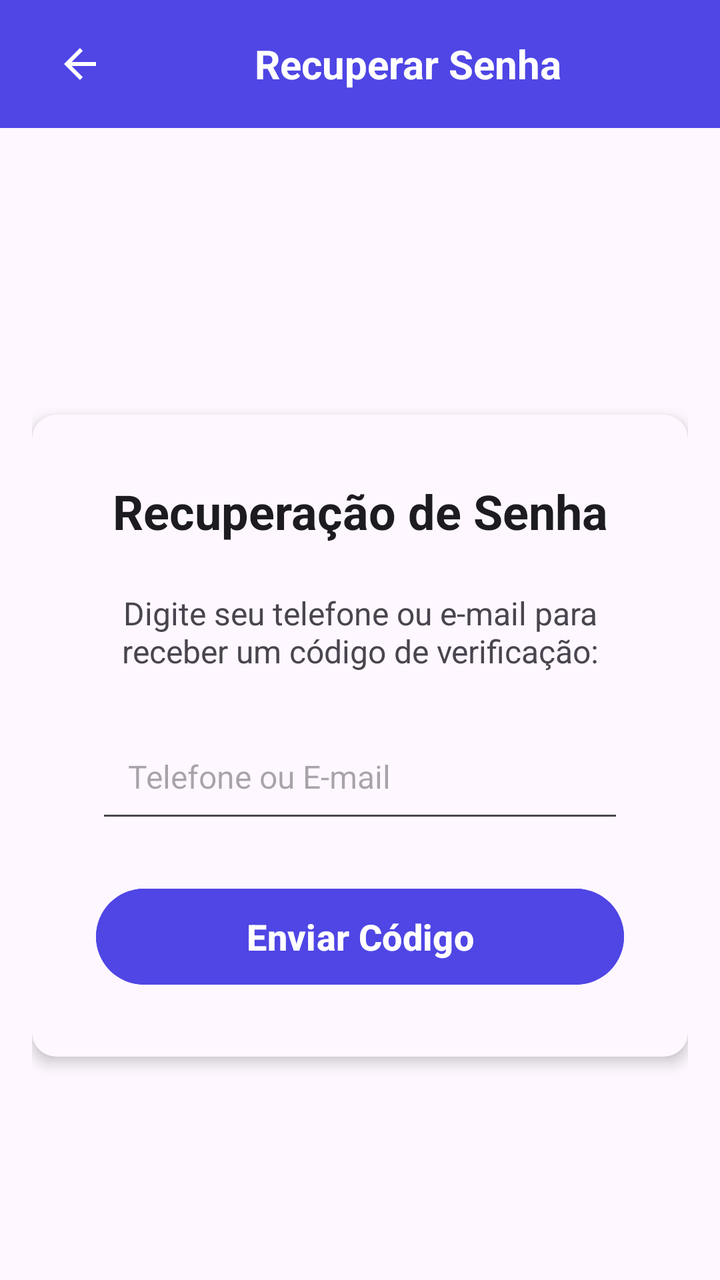
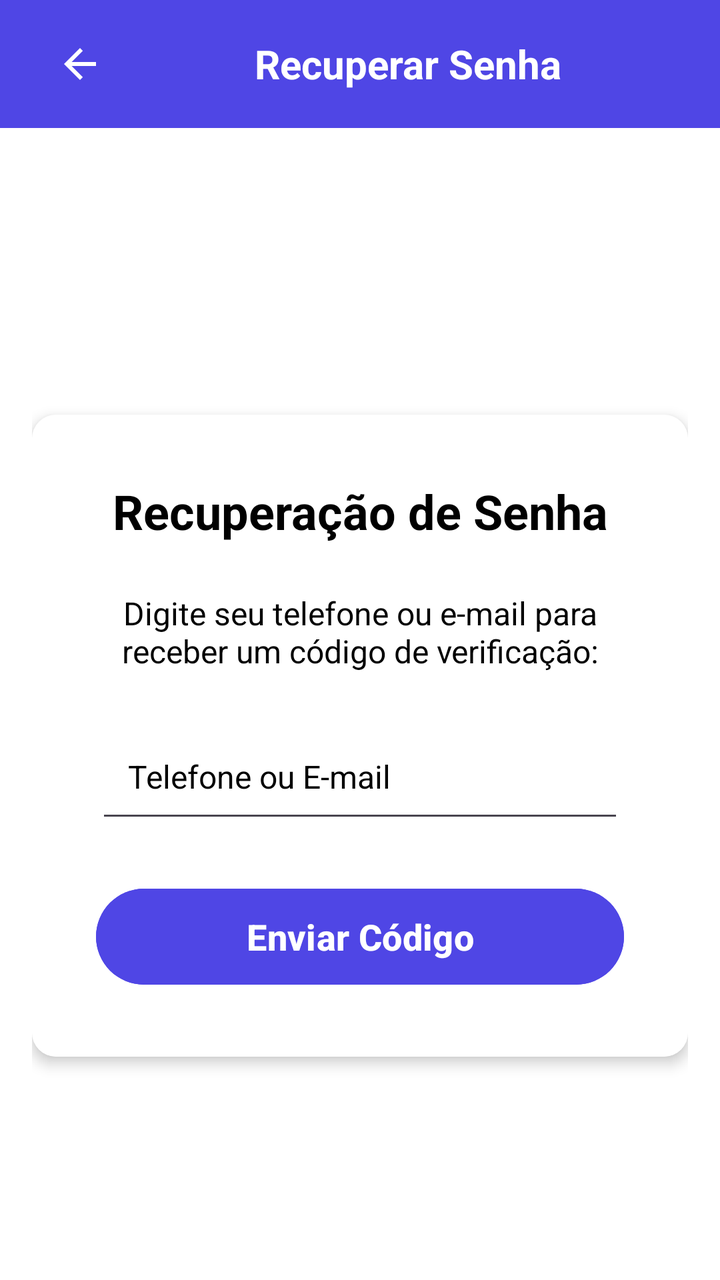

The first picture is an Android layout as it rendered before a commit; the second is the same layout after the commit. The layout source and the unified diff follow.
<!-- AndroidManifest.xml: application theme Theme.SmartApp -->
<!-- res/layout/esqueceu_senha_telefone.xml -->
<?xml version="1.0" encoding="utf-8"?>
<LinearLayout xmlns:android="http://schemas.android.com/apk/res/android"
    xmlns:app="http://schemas.android.com/apk/res-auto"
    android:layout_width="match_parent"
    android:layout_height="match_parent"
    android:background="?android:attr/colorBackground"
    android:orientation="vertical">

    
    <LinearLayout
        android:id="@+id/header"
        android:layout_width="match_parent"
        android:layout_height="?attr/actionBarSize"
        android:background="#4F46E5"
        android:gravity="center_vertical"
        android:orientation="horizontal"
        android:padding="16dp">

        <ImageButton
            android:id="@+id/btnVoltarsenha"
            android:layout_width="48dp"
            android:layout_height="48dp"
            android:background="?attr/selectableItemBackgroundBorderless"
            android:contentDescription="Voltarsenha"
            android:src="@drawable/ic_arrow_back"
            app:tint="@android:color/white" />

        <TextView
            android:layout_width="0dp"
            android:layout_height="wrap_content"
            android:layout_weight="1"
            android:gravity="center"
            android:text="Recuperar Senha"
            android:textColor="@android:color/white"
            android:textSize="20sp"
            android:textStyle="bold"/>
    </LinearLayout>

    
    <ScrollView
        android:layout_width="match_parent"
        android:layout_height="0dp"
        android:layout_weight="1"
        android:padding="16dp"
        android:fillViewport="true">

        <LinearLayout
            android:layout_width="match_parent"
            android:layout_height="wrap_content"
            android:orientation="vertical"
            android:gravity="center">

            
            <androidx.cardview.widget.CardView
                android:layout_width="match_parent"
                android:layout_height="wrap_content"
                app:cardCornerRadius="12dp"
                app:cardElevation="4dp"
                app:cardBackgroundColor="?android:attr/colorBackground"
                android:layout_marginTop="32dp">

                <LinearLayout
                    android:layout_width="match_parent"
                    android:layout_height="wrap_content"
                    android:orientation="vertical"
                    android:padding="32dp">

                    <TextView
                        android:layout_width="match_parent"
                        android:layout_height="wrap_content"
                        android:text="Recuperação de Senha"
                        android:textAlignment="center"
                        android:textColor="?android:attr/textColorPrimary"
                        android:textSize="24sp"
                        android:textStyle="bold"
                        android:layout_marginBottom="24dp"/>

                    <TextView
                        android:layout_width="match_parent"
                        android:layout_height="wrap_content"
                        android:text="Digite seu telefone ou e-mail para receber um código de verificação:"
                        android:textColor="?android:attr/textColorSecondary"
                        android:textSize="16sp"
                        android:textAlignment="center"
                        android:layout_marginBottom="24dp"/>

                    
                    <EditText
                        android:id="@+id/etRecoveryEmailPhone"
                        android:layout_width="match_parent"
                        android:layout_height="56dp"
                        android:hint="Telefone ou E-mail"
                        android:inputType="textEmailAddress|phone"
                        android:background="?android:attr/editTextBackground"
                        android:padding="16dp"
                        android:textColor="?android:attr/textColorPrimary"
                        android:textSize="16sp"
                        android:layout_marginBottom="24dp"/>

                    
                    <Button
                        android:id="@+id/btnEnviarCodigo"
                        android:layout_width="match_parent"
                        android:layout_height="56dp"
                        android:backgroundTint="#4F46E5"
                        android:text="Enviar Código"
                        android:textColor="@android:color/white"
                        android:textSize="18sp"
                        android:textStyle="bold"/>
                </LinearLayout>
            </androidx.cardview.widget.CardView>
        </LinearLayout>
    </ScrollView>
</LinearLayout>
<!-- resources referenced by this layout -->
<resources>
  <!-- drawable ic_arrow_back (drawable) -->
  <vector xmlns:android="http://schemas.android.com/apk/res/android"
      android:width="24dp"
      android:height="24dp"
      android:viewportWidth="24"
      android:viewportHeight="24">
      <path android:fillColor="#FFFFFF" android:pathData="M20,11H7.83l5.59,-5.59L12,4l-8,8 8,8 1.41,-1.41L7.83,13H20v-2z"/>
  </vector>
  <style name="Theme.SmartApp" parent="Base.Theme.SmartApp" />
  <style name="Base.Theme.SmartApp" parent="Theme.Material3.DayNight.NoActionBar" />
</resources>

<!-- the commit's change to res/layout/esqueceu_senha_telefone.xml (unified diff, before → after) -->
@@ -3,7 +3,7 @@
     xmlns:app="http://schemas.android.com/apk/res-auto"
     android:layout_width="match_parent"
     android:layout_height="match_parent"
-    android:background="?android:attr/colorBackground"
+    android:background="@color/white"
     android:orientation="vertical">
 
     
@@ -42,13 +42,15 @@
         android:layout_height="0dp"
         android:layout_weight="1"
         android:padding="16dp"
-        android:fillViewport="true">
+        android:fillViewport="true"
+        android:background="@color/white">
 
         <LinearLayout
             android:layout_width="match_parent"
             android:layout_height="wrap_content"
             android:orientation="vertical"
-            android:gravity="center">
+            android:gravity="center"
+            android:background="@color/white">
 
             
             <androidx.cardview.widget.CardView
@@ -56,21 +58,22 @@
                 android:layout_height="wrap_content"
                 app:cardCornerRadius="12dp"
                 app:cardElevation="4dp"
-                app:cardBackgroundColor="?android:attr/colorBackground"
+                app:cardBackgroundColor="@color/white"
                 android:layout_marginTop="32dp">
 
                 <LinearLayout
                     android:layout_width="match_parent"
                     android:layout_height="wrap_content"
                     android:orientation="vertical"
-                    android:padding="32dp">
+                    android:padding="32dp"
+                    android:background="@color/white">
 
                     <TextView
                         android:layout_width="match_parent"
                         android:layout_height="wrap_content"
                         android:text="Recuperação de Senha"
                         android:textAlignment="center"
-                        android:textColor="?android:attr/textColorPrimary"
+                        android:textColor="@android:color/black"
                         android:textSize="24sp"
                         android:textStyle="bold"
                         android:layout_marginBottom="24dp"/>
@@ -79,7 +82,7 @@
                         android:layout_width="match_parent"
                         android:layout_height="wrap_content"
                         android:text="Digite seu telefone ou e-mail para receber um código de verificação:"
-                        android:textColor="?android:attr/textColorSecondary"
+                        android:textColor="@android:color/black"
                         android:textSize="16sp"
                         android:textAlignment="center"
                         android:layout_marginBottom="24dp"/>
@@ -93,7 +96,8 @@
                         android:inputType="textEmailAddress|phone"
                         android:background="?android:attr/editTextBackground"
                         android:padding="16dp"
-                        android:textColor="?android:attr/textColorPrimary"
+                        android:textColor="@android:color/black"
+                        android:textColorHint="@android:color/black"
                         android:textSize="16sp"
                         android:layout_marginBottom="24dp"/>
 
<!-- resource entries referenced after the edit -->
@@ -1,5 +1,6 @@
 <!-- resources referenced by this layout -->
 <resources>
+  <color name="white">#FFFFFFFF</color>
   <!-- drawable ic_arrow_back (drawable) -->
   <vector xmlns:android="http://schemas.android.com/apk/res/android"
       android:width="24dp"
